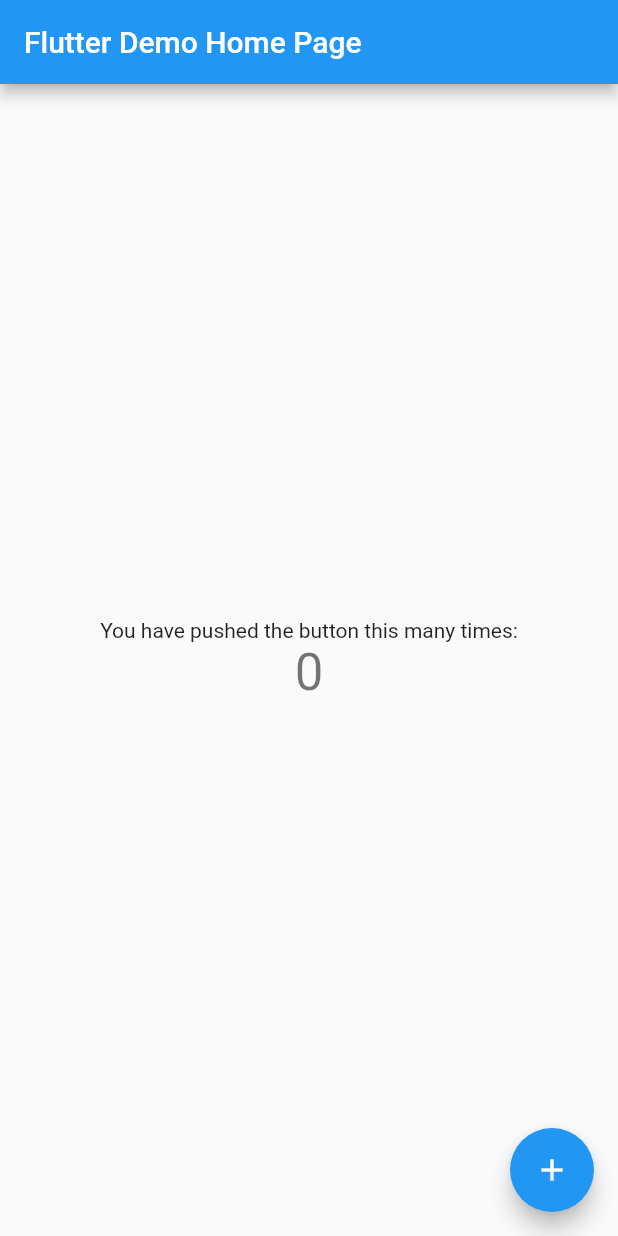
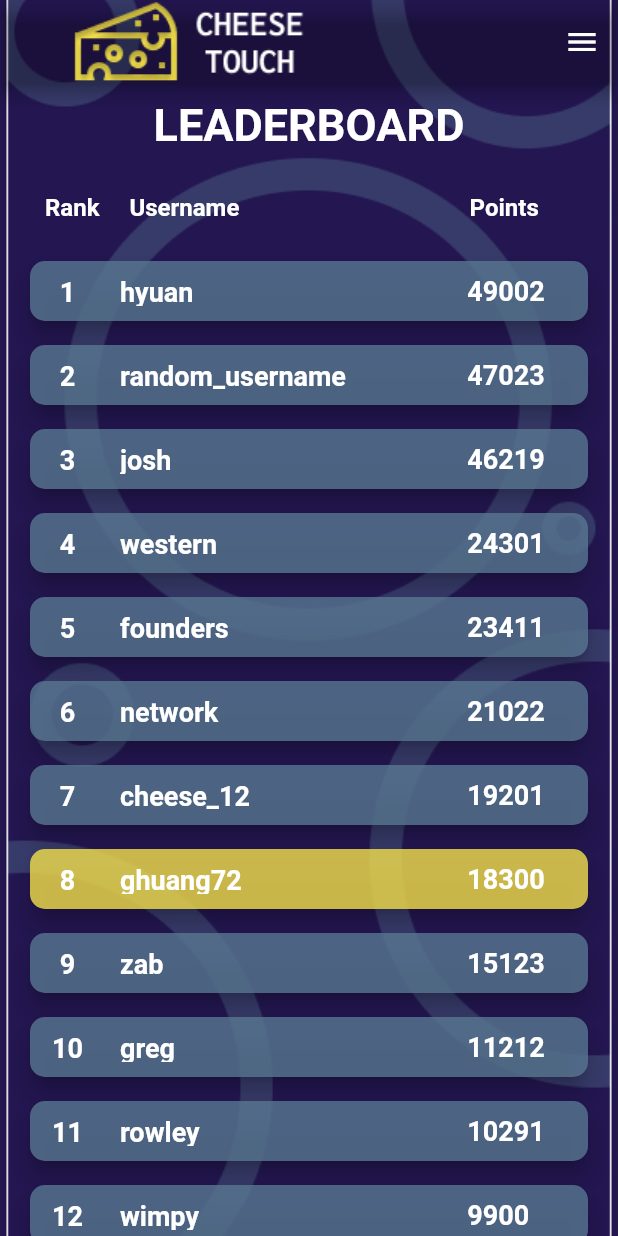
Before and after one commit to joshrabovsky/CheeseTouch, a Flutter app: the screen it shows after launch, on a phone screen of 412 x 824 dp. Run offline on Flutter 3.47's test engine with Material 2 defaults, Android fonts, the phone set to English and light mode, and no system bars.

Commit message:
leaderboard initial

```diff
--- /dev/null
+++ b/cheese_touch/lib/entries.dart
@@ -0,0 +1,13 @@
+import "package:flutter/foundation.dart";
+
+class Entries {
+  int rank;
+  String username;
+  int points;
+
+  Entries({
+    @required this.points,
+    @required this.username,
+    @required this.rank,
+  });
+}
--- /dev/null
+++ b/cheese_touch/lib/leaderboard_body.dart
@@ -0,0 +1,146 @@
+import "package:flutter/material.dart";
+
+import "./entries.dart";
+
+class LeaderboardBody extends StatelessWidget {
+  final double topHeight;
+
+  final String myUsername = "ghuang72";
+
+  final TextStyle itemTextStyle = TextStyle(
+    fontSize: 18,
+    color: Colors.white,
+    fontWeight: FontWeight.bold,
+  );
+
+  LeaderboardBody(this.topHeight);
+
+  final List<Map<String, Object>> entries = [
+    {"rank": 1, "username": "hyuan", "points": 49002},
+    {"rank": 2, "username": "random_username", "points": 47023},
+    {"rank": 3, "username": "josh", "points": 46219},
+    {"rank": 4, "username": "western", "points": 24301},
+    {"rank": 5, "username": "founders", "points": 23411},
+    {"rank": 6, "username": "network", "points": 21022},
+    {"rank": 7, "username": "cheese_12", "points": 19201},
+    {"rank": 8, "username": "ghuang72", "points": 18300},
+    {"rank": 9, "username": "zab", "points": 15123},
+    {"rank": 10, "username": "greg", "points": 11212},
+    {"rank": 11, "username": "rowley", "points": 10291},
+    {"rank": 12, "username": "wimpy", "points": 9900},
+    {"rank": 13, "username": "kid", "points": 8172},
+    {"rank": 14, "username": "flutter88", "points": 7801},
+    {"rank": 15, "username": "abc123", "points": 92},
+  ];
+
+  @override
+  Widget build(BuildContext context) {
+    return Column(
+      children: [
+        Container(
+          padding: EdgeInsets.only(
+              top: topHeight + 10, bottom: 10, left: 10, right: 10),
+          child: Text("LEADERBOARD",
+              style: TextStyle(
+                fontSize: 30,
+                color: Colors.white,
+                fontWeight: FontWeight.bold,
+              )),
+        ),
+        Container(
+          padding: EdgeInsets.symmetric(horizontal: 20, vertical: 8),
+          child: Row(
+            mainAxisAlignment: MainAxisAlignment.spaceAround,
+            children: [
+              Container(
+                padding: EdgeInsets.all(10),
+                child: Text(
+                  "Rank",
+                  style: TextStyle(
+                    fontSize: 16,
+                    color: Colors.white,
+                    fontWeight: FontWeight.bold,
+                  ),
+                ),
+              ),
+              Expanded(
+                flex: 6,
+                child: Container(
+                  padding: EdgeInsets.all(10),
+                  child: Text(
+                    "Username",
+                    style: TextStyle(
+                      fontSize: 16,
+                      color: Colors.white,
+                      fontWeight: FontWeight.bold,
+                    ),
+                  ),
+                ),
+              ),
+              Expanded(
+                flex: 2,
+                child: Container(
+                  child: Text(
+                    "Points",
+                    style: TextStyle(
+                      fontSize: 16,
+                      color: Colors.white,
+                      fontWeight: FontWeight.bold,
+                    ),
+                  ),
+                ),
+              ),
+            ],
+          ),
+        ),
+        Expanded(
+          child: ListView.builder(
+              padding: EdgeInsets.only(top: 0),
+              itemCount: entries.length,
+              itemBuilder: (BuildContext context, int index) {
+                return Card(
+                  shape: RoundedRectangleBorder(
+                    borderRadius: BorderRadius.circular(10),
+                  ),
+                  color: entries[index]["username"] != myUsername
+                      ? Color.fromRGBO(88, 119, 146, 0.8)
+                      : Color.fromRGBO(244, 224, 77, 0.8),
+                  margin: EdgeInsets.symmetric(horizontal: 20, vertical: 8),
+                  elevation: 6,
+                  child: Container(
+                    height: 40,
+                    child: Row(
+                        mainAxisAlignment: MainAxisAlignment.spaceAround,
+                        children: [
+                          Container(
+                            width: 50,
+                            padding: EdgeInsets.all(10),
+                            child: Center(
+                              child: Text("${entries[index]["rank"]}",
+                                  style: itemTextStyle),
+                            ),
+                          ),
+                          Expanded(
+                            flex: 6,
+                            child: Container(
+                              padding: EdgeInsets.all(10),
+                              child: Text("${entries[index]["username"]}",
+                                  style: itemTextStyle),
+                            ),
+                          ),
+                          Expanded(
+                            flex: 2,
+                            child: Container(
+                              child: Text("${entries[index]["points"]}",
+                                  style: itemTextStyle),
+                            ),
+                          ),
+                        ]),
+                  ),
+                );
+              }),
+        ),
+      ],
+    );
+  }
+}
--- a/cheese_touch/lib/main.dart
+++ b/cheese_touch/lib/main.dart
@@ -1,117 +1,74 @@
 import 'package:flutter/material.dart';
+
+import "./leaderboard_body.dart";
 
 void main() {
   runApp(MyApp());
 }
 
 class MyApp extends StatelessWidget {
-  // This widget is the root of your application.
   @override
   Widget build(BuildContext context) {
     return MaterialApp(
-      title: 'Flutter Demo',
       theme: ThemeData(
-        // This is the theme of your application.
-        //
-        // Try running your application with "flutter run". You'll see the
-        // application has a blue toolbar. Then, without quitting the app, try
-        // changing the primarySwatch below to Colors.green and then invoke
-        // "hot reload" (press "r" in the console where you ran "flutter run",
-        // or simply save your changes to "hot reload" in a Flutter IDE).
-        // Notice that the counter didn't reset back to zero; the application
-        // is not restarted.
-        primarySwatch: Colors.blue,
-        // This makes the visual density adapt to the platform that you run
-        // the app on. For desktop platforms, the controls will be smaller and
-        // closer together (more dense) than on mobile platforms.
         visualDensity: VisualDensity.adaptivePlatformDensity,
       ),
-      home: MyHomePage(title: 'Flutter Demo Home Page'),
+      home: MyHomePage(),
     );
   }
 }
 
 class MyHomePage extends StatefulWidget {
-  MyHomePage({Key key, this.title}) : super(key: key);
-
-  // This widget is the home page of your application. It is stateful, meaning
-  // that it has a State object (defined below) that contains fields that affect
-  // how it looks.
-
-  // This class is the configuration for the state. It holds the values (in this
-  // case the title) provided by the parent (in this case the App widget) and
-  // used by the build method of the State. Fields in a Widget subclass are
-  // always marked "final".
-
-  final String title;
-
   @override
   _MyHomePageState createState() => _MyHomePageState();
 }
 
 class _MyHomePageState extends State<MyHomePage> {
-  int _counter = 0;
+  final Color mainColor = Color(0xff231651);
 
-  void _incrementCounter() {
-    setState(() {
-      // This call to setState tells the Flutter framework that something has
-      // changed in this State, which causes it to rerun the build method below
-      // so that the display can reflect the updated values. If we changed
-      // _counter without calling setState(), then the build method would not be
-      // called again, and so nothing would appear to happen.
-      _counter++;
-    });
-  }
+  final AppBar appBar = AppBar(
+    backgroundColor: Colors.transparent,
+    title: Row(
+      mainAxisAlignment: MainAxisAlignment.start,
+      crossAxisAlignment: CrossAxisAlignment.center,
+      children: <Widget>[
+        Expanded(
+          child: Container(
+            child: Image.asset(
+              "assets/images/appbarlogo.png",
+            ),
+          ),
+        ),
+      ],
+    ),
+  );
 
   @override
   Widget build(BuildContext context) {
-    // This method is rerun every time setState is called, for instance as done
-    // by the _incrementCounter method above.
-    //
-    // The Flutter framework has been optimized to make rerunning build methods
-    // fast, so that you can just rebuild anything that needs updating rather
-    // than having to individually change instances of widgets.
+    double totalHeight =
+        MediaQuery.of(context).padding.top + appBar.preferredSize.height;
+
     return Scaffold(
-      appBar: AppBar(
-        // Here we take the value from the MyHomePage object that was created by
-        // the App.build method, and use it to set our appbar title.
-        title: Text(widget.title),
+      extendBodyBehindAppBar: true,
+      appBar: appBar,
+      endDrawer: Drawer(),
+      body: Container(
+        width: MediaQuery.of(context).size.width,
+        child: Stack(children: [
+          Container(color: mainColor),
+          Container(
+            decoration: BoxDecoration(
+              image: DecorationImage(
+                  image: AssetImage("assets/images/plainbackground.png"),
+                  fit: BoxFit.fitWidth),
+            ),
+          ),
+          Container(
+              child: Center(
+            child: LeaderboardBody(totalHeight),
+          ))
+        ]),
       ),
-      body: Center(
-        // Center is a layout widget. It takes a single child and positions it
-        // in the middle of the parent.
-        child: Column(
-          // Column is also a layout widget. It takes a list of children and
-          // arranges them vertically. By default, it sizes itself to fit its
-          // children horizontally, and tries to be as tall as its parent.
-          //
-          // Invoke "debug painting" (press "p" in the console, choose the
-          // "Toggle Debug Paint" action from the Flutter Inspector in Android
-          // Studio, or the "Toggle Debug Paint" command in Visual Studio Code)
-          // to see the wireframe for each widget.
-          //
-          // Column has various properties to control how it sizes itself and
-          // how it positions its children. Here we use mainAxisAlignment to
-          // center the children vertically; the main axis here is the vertical
-          // axis because Columns are vertical (the cross axis would be
-          // horizontal).
-          mainAxisAlignment: MainAxisAlignment.center,
-          children: <Widget>[
-            Text(
-              'You have pushed the button this many times:',
-            ),
-            Text(
-              '$_counter',
-              style: Theme.of(context).textTheme.headline4,
-            ),
-          ],
-        ),
-      ),
-      floatingActionButton: FloatingActionButton(
-        onPressed: _incrementCounter,
-        tooltip: 'Increment',
-        child: Icon(Icons.add),
-      ), // This trailing comma makes auto-formatting nicer for build methods.
     );
   }
 }
```
Also changed, not shown: cheese_touch/pubspec.yaml (+4 -4 lines), cheese_touch/assets/images/appbarlogo.png (added), cheese_touch/assets/images/plainbackground.png (added).
